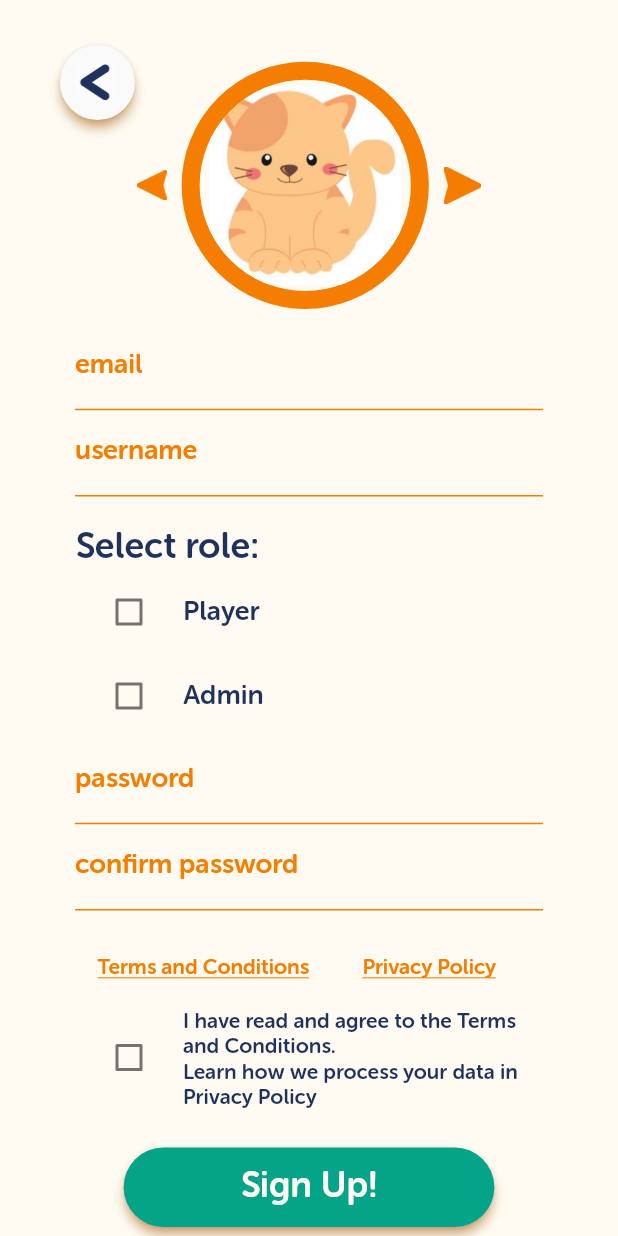
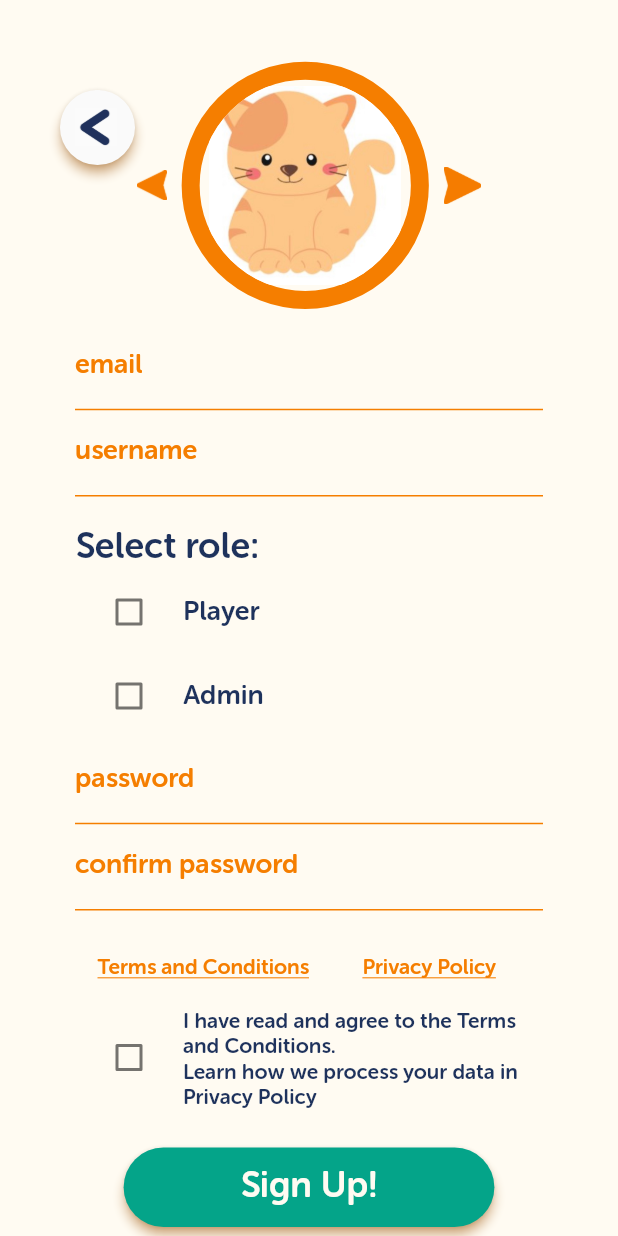
Before and after one commit to amaankahmad/MusicTherapy, a Flutter app: the screen it shows after launch, after a tap on "Sign up", on a phone screen of 412 x 824 dp. Run offline on Flutter 3.47's test engine with Material 2 defaults, Android fonts, the phone set to English and light mode, and no system bars; our stand-ins replace cloud_firestore, firebase_auth, firebase_core, firebase_storage, image_picker, permission_handler; missing offline and left inert: flutter_search_bar; accounts and stored records are empty.

Commit message:
Fixed layout issues

```diff
--- a/musictherapy/lib/ui/pages/signInPage.dart
+++ b/musictherapy/lib/ui/pages/signInPage.dart
@@ -34,7 +34,7 @@ class _SignInState extends State<SignIn> {
 //-----------------------------------
 // Spacing for Logo:
           SizedBox(
-            height: height * 0.10,
+            height: height * 0.1,
           ),
 //-----------------------------------
 // Text for Logo:
@@ -145,7 +145,7 @@ class _SignInState extends State<SignIn> {
 //-----------------------------------
 // Spacing for Button:
                 SizedBox(
-                  height: height * 0.15,
+                  height: height * 0.1,
                 ),
 //-----------------------------------
 // Sign In Button:
--- a/musictherapy/lib/ui/pages/signUpPage.dart
+++ b/musictherapy/lib/ui/pages/signUpPage.dart
@@ -103,7 +103,7 @@ class _SignUpState extends State<SignUp> {
 //-----------------------------------
 // Back Button:
               Positioned(
-                top: 30,
+                top: 60,
                 left: 40,
                 child: Container(
                   width: 50,
```
